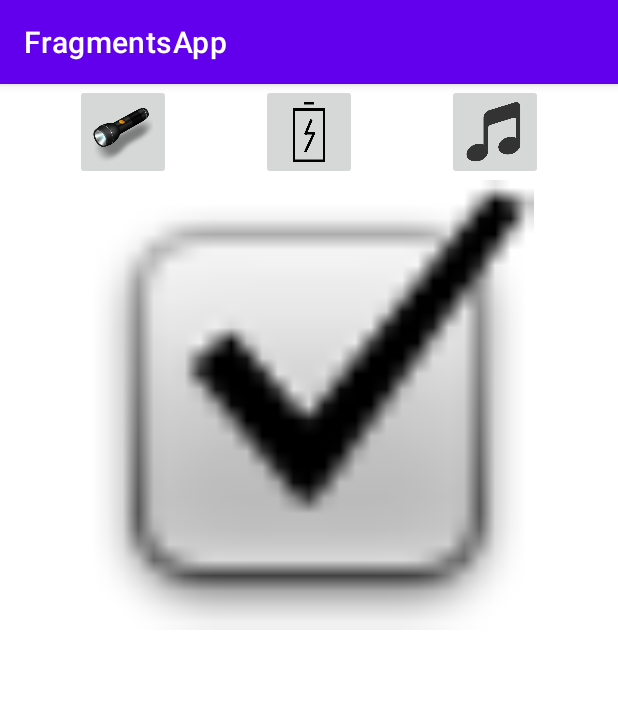
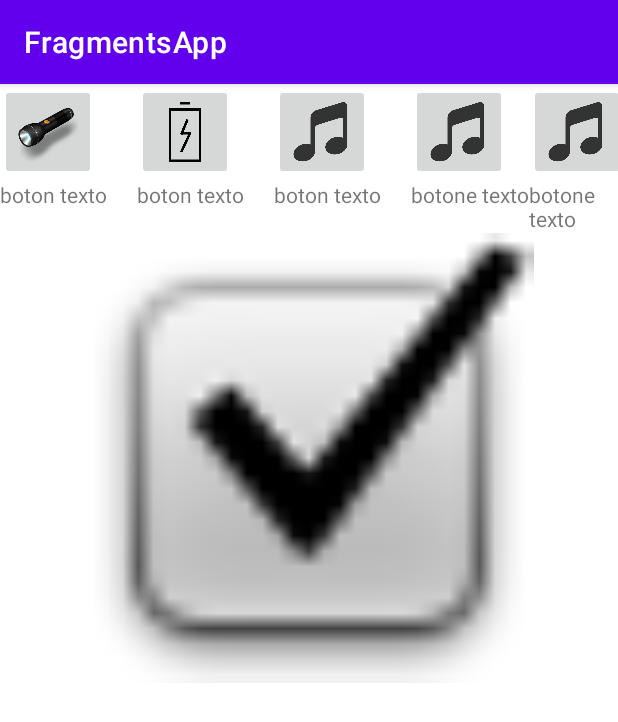
Before and after one commit to kgalarza95/fragments-android-sutudio, an Android app: the screen it shows after launch (MainActivity), on a phone screen of 412 x 824 dp. Shown: the top 722 px of the screen. Run offline under Robolectric (Android 15) with nearby library versions, the phone set to English and light mode, and no system bars.

```diff
--- /dev/null
+++ b/app/src/main/res/drawable/icon_opcione.xml
@@ -0,0 +1,14 @@
+<?xml version="1.0" encoding="utf-8"?>
+<layer-list xmlns:android="http://schemas.android.com/apk/res/android">
+    <item>
+        <shape android:shape="oval">
+            <solid android:color="@color/purple_500"/>
+        </shape>
+    </item>
+    <item
+        android:drawable="@drawable/misca2"
+        android:bottom="20dp"
+        android:left="20dp"
+        android:right="20dp"
+        android:top="20dp"/>
+</layer-list>
--- a/app/src/main/res/layout/fragment_menu.xml
+++ b/app/src/main/res/layout/fragment_menu.xml
@@ -15,30 +15,110 @@
         android:orientation="horizontal"
         android:weightSum="1">
 
+        <LinearLayout
+            android:layout_width="wrap_content"
+            android:layout_height="wrap_content"
+            android:orientation="vertical">
+
             <ImageButton
                 android:id="@+id/linterna"
                 style="@style/botones"
-            android:src="@drawable/linterna">
-
+                android:contentDescription="Linterna"
+                android:src="@drawable/linterna"
+                android:tooltipText="linterna">
             </ImageButton>
 
+            <TextView
+                android:layout_width="wrap_content"
+                android:layout_height="wrap_content"
+                android:text="boton texto">
+
+            </TextView>
+        </LinearLayout>
+
+
         <Space style="@style/espacio"></Space>
+
+        <LinearLayout
+            android:layout_width="wrap_content"
+            android:layout_height="wrap_content"
+            android:orientation="vertical">
 
             <ImageButton
                 android:id="@+id/nivel"
                 style="@style/botones"
-            android:src="@drawable/nivel">
+                android:contentDescription="Nivel"
+                android:src="@drawable/nivel"></ImageButton>
 
-        </ImageButton>
+            <TextView
+                android:layout_width="wrap_content"
+                android:layout_height="wrap_content"
+                android:text="boton texto">
+            </TextView>
+        </LinearLayout>
+
 
         <Space style="@style/espacio"></Space>
+
+        <LinearLayout
+            android:layout_width="wrap_content"
+            android:layout_height="wrap_content"
+            android:orientation="vertical">
 
             <ImageButton
                 android:id="@+id/musica"
                 style="@style/botones"
+                android:contentDescription="Musica"
                 android:src="@drawable/musica">
+            </ImageButton>
 
-        </ImageButton>
+            <TextView
+                android:layout_width="wrap_content"
+                android:layout_height="wrap_content"
+                android:text="boton texto">
+
+            </TextView>
+        </LinearLayout>
+
+
+        <Space style="@style/espacio"></Space>
+
+        <LinearLayout
+            android:layout_width="wrap_content"
+            android:layout_height="wrap_content"
+            android:orientation="vertical">
+
+            <ImageButton
+                android:id="@+id/musica2"
+                style="@style/botones"
+                android:contentDescription="Musica 2"
+                android:src="@drawable/musica"></ImageButton>
+
+            <TextView
+                android:layout_width="wrap_content"
+                android:layout_height="wrap_content"
+                android:text="botone texto">
+            </TextView>
+        </LinearLayout>
+
+        <LinearLayout
+            android:layout_width="wrap_content"
+            android:layout_height="wrap_content"
+            android:orientation="vertical">
+
+            <ImageButton
+                android:id="@+id/musica3"
+                style="@style/botones"
+                android:contentDescription="Musica 2"
+                android:src="@drawable/musica"></ImageButton>
+
+            <TextView
+                android:layout_width="wrap_content"
+                android:layout_height="wrap_content"
+                android:text="botone texto">
+            </TextView>
+        </LinearLayout>
+
     </LinearLayout>
 
 
--- a/app/src/main/res/values/themes.xml
+++ b/app/src/main/res/values/themes.xml
@@ -22,7 +22,7 @@
     </style>
 
     <style name="espacio">
-        <item name="android:layout_width">60dp</item>
+        <item name="android:layout_width">20dp</item>
         <item name="android:layout_height">1dp</item>
     </style>
 </resources>
```
Lines whose indentation alone changed are shown as unchanged.
